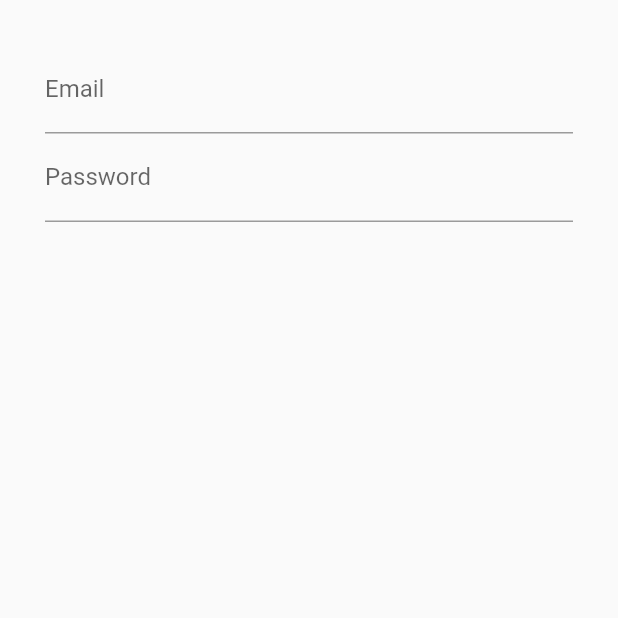
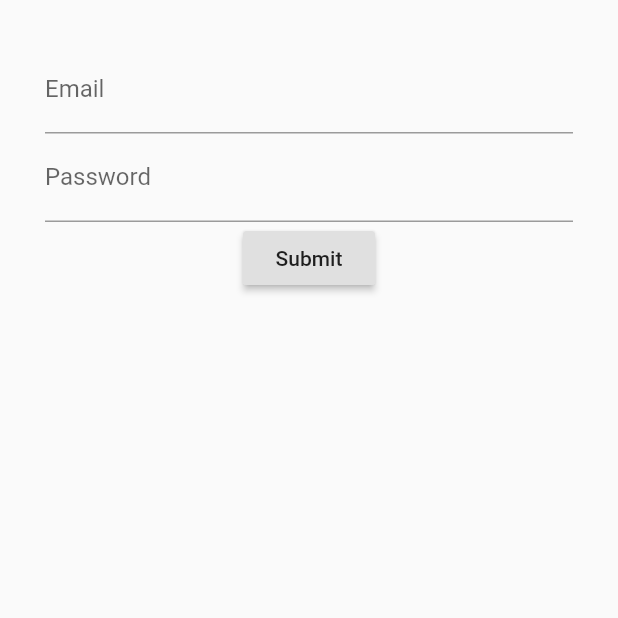
Before and after one commit to gujral1997/stateful_login, a Flutter app: the screen it shows after launch, on a phone screen of 412 x 824 dp, the top half of it. Run offline on Flutter 3.47's test engine with Material 2 defaults, Android fonts, the phone set to English and light mode, and no system bars.

Commit message:
Submit button added
Signed-off-by: Ansh Gujral <anshgujral1997@gmail.com>

```diff
--- a/lib/src/screens/login_screen.dart
+++ b/lib/src/screens/login_screen.dart
@@ -17,7 +17,7 @@ class LoginScreenState extends State<LoginScreen> {
             children: <Widget>[
               emailField(),
               passwordField(),
-              // submitButton(),
+              submitButton(),
             ],
           ),
         ),
@@ -45,7 +45,12 @@ class LoginScreenState extends State<LoginScreen> {
     }
 
     Widget submitButton() {
-
+      return RaisedButton(
+        onPressed: () {
+          print('Submit Pressed!');
+        },
+        child: Text('Submit'),
+      );
     }
 
 }
```
